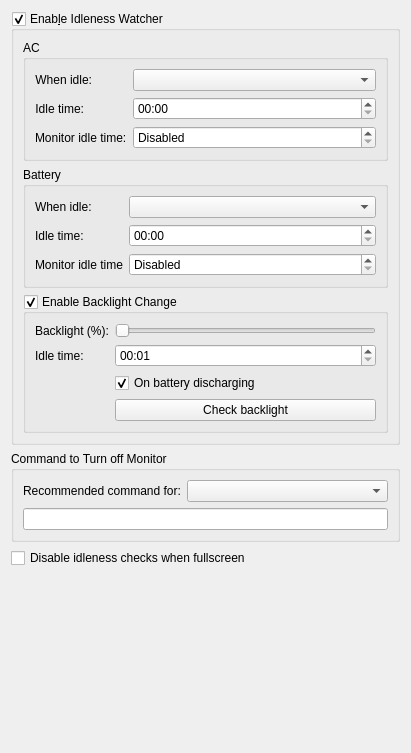
This is config/idlenesswatchersettings.ui in lxqt/lxqt-powermanagement as Qt 5 draws it before an edit. The edited form follows.
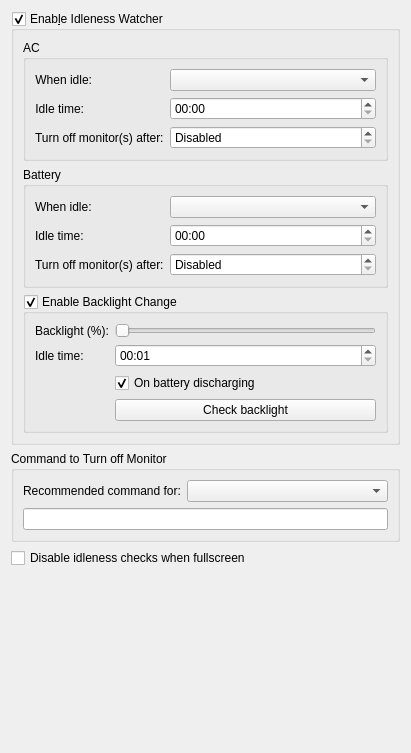
This is the edited form.

Commit message: Original wording restored

```diff
--- a/config/idlenesswatchersettings.ui
+++ b/config/idlenesswatchersettings.ui
@@ -84,7 +84,7 @@
          <item row="2" column="0">
           <widget class="QLabel" name="idleBatteryMonitorLabel">
            <property name="text">
-            <string>Monitor idle time:</string>
+            <string>Turn off monitor(s) after:</string>
            </property>
           </widget>
          </item>
@@ -137,7 +137,7 @@
          <item row="2" column="0">
           <widget class="QLabel" name="idleACMonitorLabel">
            <property name="text">
-            <string>Monitor idle time</string>
+            <string>Turn off monitor(s) after:</string>
            </property>
           </widget>
          </item>
```
